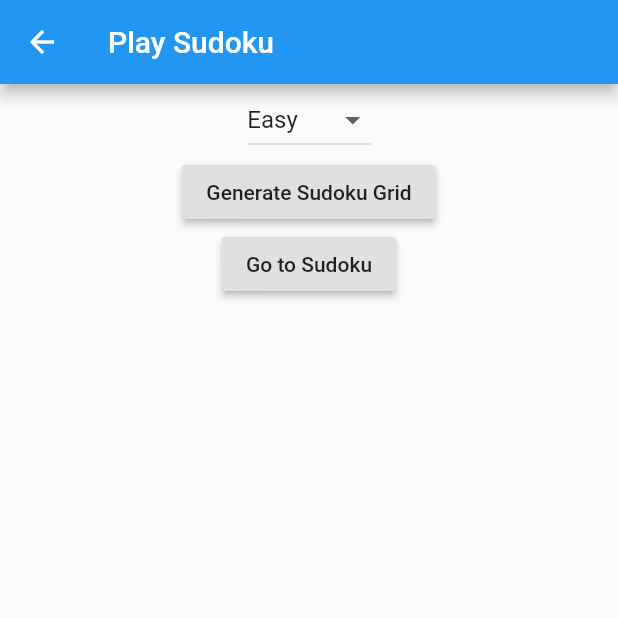
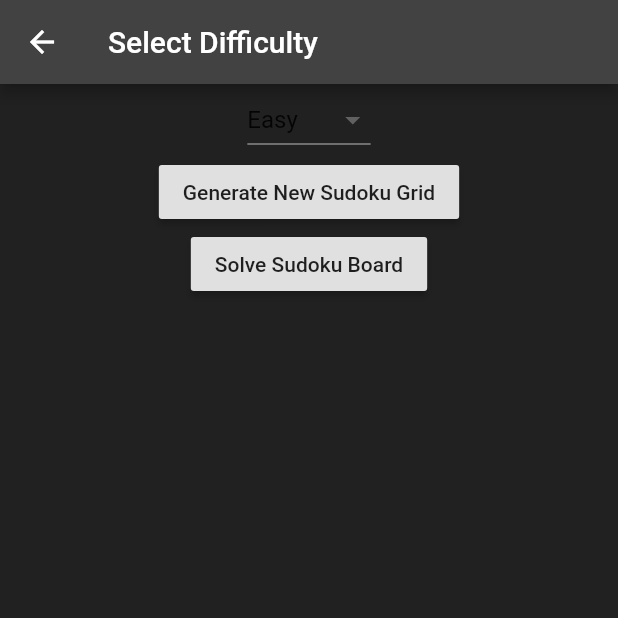
Before and after one commit to thoopchuk26/Sudoku_App, a Flutter app: the screen it shows after launch, after a tap on "Play Game", on a phone screen of 412 x 824 dp, the top half of it. Run offline on Flutter 3.47's test engine with Material 2 defaults, Android fonts, the phone set to English and light mode, and no system bars.

Commit message:
Aesthetic changes and added citations

```diff
--- a/lib/main.dart
+++ b/lib/main.dart
@@ -2,14 +2,14 @@ import 'package:flutter/material.dart';
 import 'package:sudoku_app/Square.dart';
 import 'difficulty.dart';
 import 'sudoku.dart';
-import 'dart:async';
+
+// https://stackoverflow.com/questions/53767950/how-to-periodically-set-state
 
 void main() {
   runApp(MyApp());
 }
 
 class MyApp extends StatelessWidget {
-  // This widget is the root of your application.
   @override
   Widget build(BuildContext context) {
     return MaterialApp(
@@ -40,13 +40,11 @@ class _MyHomePageState extends State<MyHomePage> {
   Widget build(BuildContext context) {
     return Scaffold(
       appBar: AppBar(
-        // Here we take the value from the MyHomePage object that was created by
-        // the App.build method, and use it to set our appbar title.
+        backgroundColor: Colors.grey[800],
         title: Text(widget.title),
       ),
+      backgroundColor: Colors.grey[900],
       body: Center(
-        // Center is a layout widget. It takes a single child and positions it
-        // in the middle of the parent.
         child: Column(
           mainAxisAlignment: MainAxisAlignment.center,
           children: <Widget>[
@@ -83,7 +81,6 @@ class _PlaySudokuPageState extends State<PlaySudokuPage> {
 
   void initState(){
     sudoku.fillValues();
-    // sudoku.printSudoku();
   }
 
   void difficultySelection(){
@@ -101,20 +98,16 @@ class _PlaySudokuPageState extends State<PlaySudokuPage> {
     sudoku = Sudoku(diff);
     sudoku.fillValues();
     boardDisplay = sudoku.giveSudokuBoard();
-    //print(sudoku.board[8][0]);
-    print(boardDisplay);
-    print(diff);
-    for(int i = 0; i <= 3; i++){
-      print('');
-    }
   }
 
   @override
   Widget build(BuildContext context) {
     return Scaffold(
       appBar: AppBar(
-        title: Text('Play Sudoku'),
+        backgroundColor: Colors.grey[800],
+        title: Text('Select Difficulty'),
       ),
+      backgroundColor: Colors.grey[900],
       body: Center(
         child: Column(
           children: [
@@ -138,7 +131,7 @@ class _PlaySudokuPageState extends State<PlaySudokuPage> {
                   });}
             ),
             RaisedButton(
-              child: Text('Generate Sudoku Grid'),
+              child: Text('Generate New Sudoku Grid'),
               onPressed: () {
                 displayBoard();
                 setState(() {
@@ -146,7 +139,7 @@ class _PlaySudokuPageState extends State<PlaySudokuPage> {
               },
               ),
             RaisedButton(
-              child: Text('Go to Sudoku'),
+              child: Text('Solve Sudoku Board'),
               onPressed: () {
                 Navigator.push(
                     context, MaterialPageRoute(builder: (context) => SudokuGridPage(sudoku: sudoku,)));
@@ -164,8 +157,6 @@ class SudokuGridPage extends StatefulWidget {
   SudokuGridPage({Key key, this.sudoku}) : super(key: key);
 
   final Sudoku sudoku;
-  // Either use this or do "final int size like in boggle"
-
 
   @override
   _SudokuGridPageState createState() => _SudokuGridPageState();
@@ -179,6 +170,7 @@ class _SudokuGridPageState extends State<SudokuGridPage> {
   void squareSelect(Square square){
       square.changeNumber(number + 1);
   }
+
   List<DropdownMenuItem> itemMaker(){
     List<DropdownMenuItem> numbers = new List<DropdownMenuItem>();
     for(int i = 0; i < 9; i++){
@@ -215,8 +207,10 @@ class _SudokuGridPageState extends State<SudokuGridPage> {
 
     return Scaffold(
       appBar: AppBar(
-        title: Text('Sudoku Visualization'),
+        title: Text('Play Sudoku', style: TextStyle(color: Colors.white),),
+        backgroundColor: Colors.grey[800],
       ),
+      backgroundColor: Colors.grey[900],
       body: Center(
         child: Column(
           mainAxisAlignment: MainAxisAlignment.center,
@@ -226,6 +220,8 @@ class _SudokuGridPageState extends State<SudokuGridPage> {
     );
   }
 
+  // The implementation of GestureDetector for grid visualization is drawn, in
+  // large part, from the Boggle game from Project 2.
   List<List<Widget>> getRows() {
     List<List<Widget>> rows = new List<List<Widget>>();
     for (int i=0; i < 9; i++) {
@@ -234,9 +230,9 @@ class _SudokuGridPageState extends State<SudokuGridPage> {
       for (int j=0; j < 9; j++) {
         squares[i].add(new  Square(widget.sudoku.board[i][j]));
         rows[i].add(
-            GestureDetector( // figured this out at https://stackoverflow.com/questions/57100266/how-do-i-get-to-tap-on-a-custompaint-path-in-flutter-using-gesturedetect
+            GestureDetector(
               child: Container(
-                  width: (MediaQuery.of(context).size.width - 20) / 9, // figured out how to get screen size at https://flutter.dev/docs/development/ui/layout/responsive
+                  width: (MediaQuery.of(context).size.width - 20) / 9,
                   height: (MediaQuery.of(context).size.width - 20) / 9,
                   child: CustomPaint(painter: squares[i][j])
               ),
@@ -245,8 +241,6 @@ class _SudokuGridPageState extends State<SudokuGridPage> {
               },
             )
         );
-
-
       }
     }
     return rows;
```
Also changed, not shown: lib/Square.dart (+5 -2 lines).
